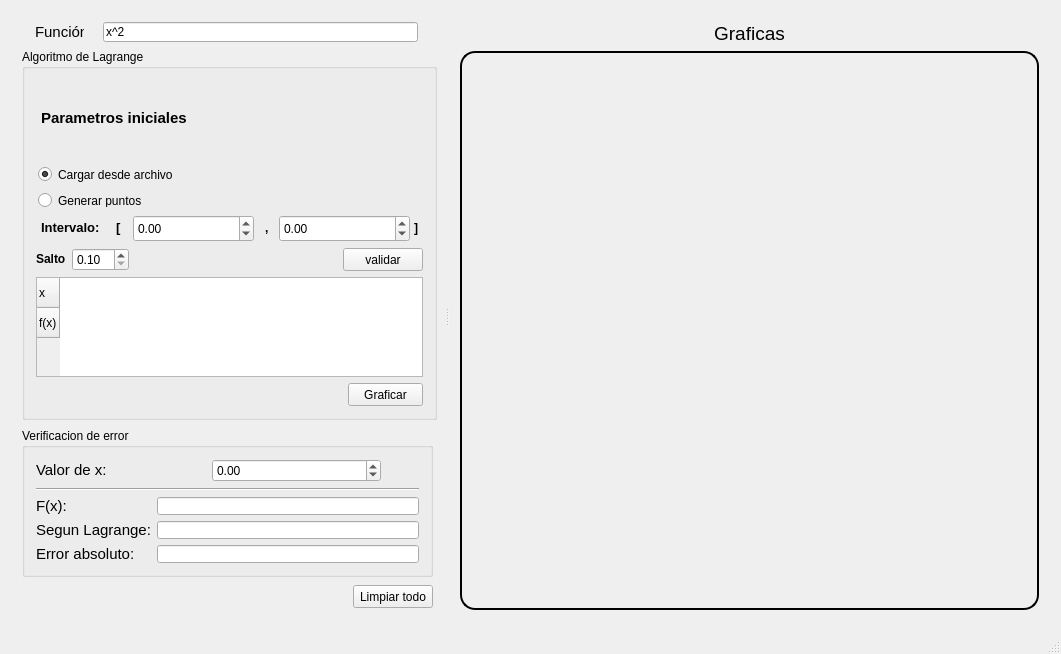
Above: AproximacionFunciones/interfaz.ui from dafer154/AproximacionFunciones before the change. Below: the same form after it.
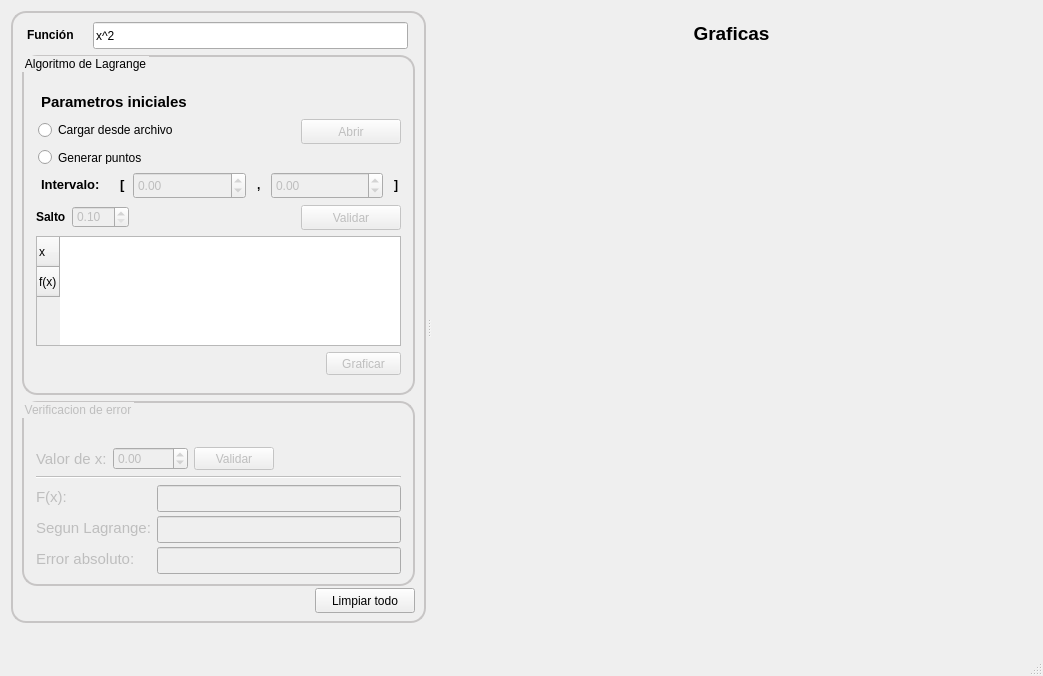
That is the form after the change. Icons and pictures are not drawn. Custom widgets are drawn as their Qt base class.

```diff
--- a/AproximacionFunciones/interfaz.ui
+++ b/AproximacionFunciones/interfaz.ui
@@ -7,12 +7,15 @@
     <x>0</x>
     <y>0</y>
     <width>1037</width>
-    <height>650</height>
+    <height>671</height>
    </rect>
   </property>
   <property name="windowTitle">
    <string>Interfaz</string>
   </property>
+  <property name="styleSheet">
+   <string notr="true"/>
+  </property>
   <widget class="QWidget" name="centralWidget">
    <layout class="QHBoxLayout" name="horizontalLayout_8">
     <item>
@@ -26,10 +29,13 @@
       <property name="handleWidth">
        <number>5</number>
       </property>
-      <widget class="QWidget" name="widget" native="true">
+      <widget class="QWidget" name="wg_izq" native="true">
+       <property name="enabled">
+        <bool>true</bool>
+       </property>
        <property name="minimumSize">
         <size>
-         <width>433</width>
+         <width>415</width>
          <height>610</height>
         </size>
        </property>
@@ -39,25 +45,34 @@
          <height>612</height>
         </size>
        </property>
+       <property name="styleSheet">
+        <string notr="true">QWidget#wg_izq{
+    border: 2px solid green;
+border-radius: 15px;
+border-color: rgb(199, 197, 197);
+}</string>
+       </property>
        <layout class="QVBoxLayout" name="verticalLayout_5">
         <item>
+         <layout class="QVBoxLayout" name="verticalLayout">
+          <item>
          <layout class="QHBoxLayout" name="horizontalLayout_3">
           <item>
            <widget class="QLabel" name="lb_funcion">
             <property name="minimumSize">
              <size>
-              <width>49</width>
+                <width>55</width>
               <height>21</height>
              </size>
             </property>
             <property name="maximumSize">
              <size>
-              <width>49</width>
+                <width>55</width>
               <height>21</height>
              </size>
             </property>
             <property name="text">
-             <string>&lt;html&gt;&lt;head/&gt;&lt;body&gt;&lt;p&gt;&lt;span style=&quot; font-size:11pt;&quot;&gt;Función&lt;/span&gt;&lt;/p&gt;&lt;/body&gt;&lt;/html&gt;</string>
+               <string>&lt;html&gt;&lt;head/&gt;&lt;body&gt;&lt;p&gt;&lt;span style=&quot; font-weight:600;&quot;&gt;Función&lt;/span&gt;&lt;/p&gt;&lt;/body&gt;&lt;/html&gt;</string>
             </property>
            </widget>
           </item>
@@ -66,13 +81,13 @@
             <property name="minimumSize">
              <size>
               <width>237</width>
-              <height>20</height>
+                <height>27</height>
              </size>
             </property>
             <property name="maximumSize">
              <size>
               <width>315</width>
-              <height>20</height>
+                <height>27</height>
              </size>
             </property>
             <property name="text">
@@ -89,28 +104,52 @@
          </layout>
         </item>
         <item>
-         <widget class="QGroupBox" name="gBox_algoritmoLagrange">
+           <widget class="QGroupBox" name="gb_algoritmoLagrange">
           <property name="minimumSize">
            <size>
-            <width>415</width>
-            <height>371</height>
+              <width>315</width>
+              <height>340</height>
            </size>
           </property>
           <property name="maximumSize">
            <size>
             <width>415</width>
-            <height>371</height>
+              <height>350</height>
            </size>
           </property>
           <property name="styleSheet">
-           <string notr="true"/>
+             <string notr="true">QGroupBox#gb_algoritmoLagrange
+{
+    border: 2px solid green;
+border-radius: 15px;
+border-color: rgb(199, 197, 197);
+}</string>
           </property>
           <property name="title">
            <string>Algoritmo de Lagrange</string>
           </property>
-          <layout class="QVBoxLayout" name="verticalLayout_6">
+            <layout class="QVBoxLayout" name="verticalLayout_3">
+             <item>
+              <spacer name="horizontalSpacer_4">
+               <property name="orientation">
+                <enum>Qt::Horizontal</enum>
+               </property>
+               <property name="sizeHint" stdset="0">
+                <size>
+                 <width>388</width>
+                 <height>5</height>
+                </size>
+               </property>
+              </spacer>
+             </item>
            <item>
             <widget class="QLabel" name="lb_tituloParametros">
+               <property name="maximumSize">
+                <size>
+                 <width>157</width>
+                 <height>21</height>
+                </size>
+               </property>
              <property name="styleSheet">
               <string notr="true">border: none;
 border-radius: 20px;
@@ -126,6 +165,21 @@
             <layout class="QHBoxLayout" name="horizontalLayout_6">
              <item>
               <widget class="QRadioButton" name="rB_cargarArchivo">
+                 <property name="minimumSize">
+                  <size>
+                   <width>173</width>
+                   <height>24</height>
+                  </size>
+                 </property>
+                 <property name="maximumSize">
+                  <size>
+                   <width>173</width>
+                   <height>24</height>
+                  </size>
+                 </property>
+                 <property name="toolTip">
+                  <string>&lt;html&gt;&lt;head/&gt;&lt;body&gt;&lt;p&gt;&lt;br/&gt;&lt;/p&gt;&lt;/body&gt;&lt;/html&gt;</string>
+                 </property>
                <property name="styleSheet">
                 <string notr="true">border: none;
 border-radius: 20px;
@@ -136,7 +190,7 @@
                 <string>Cargar desde archivo</string>
                </property>
                <property name="checked">
-                <bool>true</bool>
+                  <bool>false</bool>
                </property>
               </widget>
              </item>
@@ -156,17 +210,17 @@
              <item>
               <widget class="QPushButton" name="bt_abrirArchivo">
                <property name="enabled">
-                <bool>true</bool>
+                  <bool>false</bool>
                </property>
                <property name="minimumSize">
                 <size>
-                 <width>32</width>
-                 <height>23</height>
+                   <width>100</width>
+                   <height>25</height>
                 </size>
                </property>
                <property name="maximumSize">
                 <size>
-                 <width>32</width>
+                   <width>100</width>
                  <height>23</height>
                 </size>
                </property>
@@ -180,7 +234,7 @@
                 <string notr="true"/>
                </property>
                <property name="text">
-                <string/>
+                  <string>Abrir</string>
                </property>
                <property name="icon">
                 <iconset resource="imagenes.qrc">
@@ -198,19 +252,17 @@
                 </size>
                </property>
                <property name="flat">
-                <bool>true</bool>
+                  <bool>false</bool>
                </property>
               </widget>
              </item>
             </layout>
            </item>
-           <item>
-            <layout class="QHBoxLayout" name="horizontalLayout_10">
              <item>
               <widget class="QRadioButton" name="rB_generarPuntos">
                <property name="maximumSize">
                 <size>
-                 <width>16777215</width>
+                 <width>136</width>
                  <height>17</height>
                 </size>
                </property>
@@ -223,18 +275,25 @@
                <property name="text">
                 <string>Generar puntos</string>
                </property>
+               <property name="checked">
+                <bool>false</bool>
+               </property>
               </widget>
-             </item>
-            </layout>
            </item>
            <item>
             <layout class="QHBoxLayout" name="horizontalLayout_5">
              <item>
               <widget class="QLabel" name="lb_intervalo">
+                 <property name="minimumSize">
+                  <size>
+                   <width>73</width>
+                   <height>0</height>
+                  </size>
+                 </property>
                <property name="maximumSize">
                 <size>
-                 <width>16777215</width>
-                 <height>22</height>
+                   <width>73</width>
+                   <height>20</height>
                 </size>
                </property>
                <property name="styleSheet">
@@ -250,10 +309,16 @@
              </item>
              <item>
               <widget class="QLabel" name="lb_corchete1">
+                 <property name="minimumSize">
+                  <size>
+                   <width>12</width>
+                   <height>20</height>
+                  </size>
+                 </property>
                <property name="maximumSize">
                 <size>
-                 <width>16777215</width>
-                 <height>22</height>
+                   <width>12</width>
+                   <height>20</height>
                 </size>
                </property>
                <property name="styleSheet">
@@ -269,9 +334,12 @@
              </item>
              <item>
               <widget class="QDoubleSpinBox" name="sb_intervalo1">
+                 <property name="enabled">
+                  <bool>false</bool>
+                 </property>
                <property name="minimumSize">
                 <size>
-                 <width>121</width>
+                   <width>83</width>
                  <height>27</height>
                 </size>
                </property>
@@ -299,7 +367,7 @@
                </property>
                <property name="maximumSize">
                 <size>
-                 <width>16777215</width>
+                   <width>13</width>
                  <height>22</height>
                 </size>
                </property>
@@ -316,15 +384,18 @@
              </item>
              <item>
               <widget class="QDoubleSpinBox" name="sb_intervalo2">
+                 <property name="enabled">
+                  <bool>false</bool>
+                 </property>
                <property name="minimumSize">
                 <size>
-                 <width>131</width>
+                   <width>83</width>
                  <height>27</height>
                 </size>
                </property>
                <property name="maximumSize">
                 <size>
-                 <width>131</width>
+                   <width>121</width>
                  <height>27</height>
                 </size>
                </property>
@@ -338,10 +409,16 @@
              </item>
              <item>
               <widget class="QLabel" name="lb_corchete2">
+                 <property name="minimumSize">
+                  <size>
+                   <width>12</width>
+                   <height>21</height>
+                  </size>
+                 </property>
                <property name="maximumSize">
                 <size>
-                 <width>16777215</width>
-                 <height>22</height>
+                   <width>12</width>
+                   <height>21</height>
                 </size>
                </property>
                <property name="styleSheet">
@@ -376,6 +453,9 @@
                </item>
                <item>
                 <widget class="QDoubleSpinBox" name="sb_salto">
+                   <property name="enabled">
+                    <bool>false</bool>
+                   </property>
                  <property name="minimum">
                   <double>0.100000000000000</double>
                  </property>
@@ -404,17 +484,26 @@
              </item>
              <item>
               <widget class="QPushButton" name="bt_validarParametros">
+                 <property name="enabled">
+                  <bool>false</bool>
+                 </property>
                <property name="minimumSize">
                 <size>
-                 <width>32</width>
-                 <height>23</height>
+                   <width>100</width>
+                   <height>25</height>
+                  </size>
+                 </property>
+                 <property name="maximumSize">
+                  <size>
+                   <width>100</width>
+                   <height>25</height>
                 </size>
                </property>
                <property name="cursor">
                 <cursorShape>PointingHandCursor</cursorShape>
                </property>
                <property name="text">
-                <string>validar</string>
+                  <string>Validar</string>
                </property>
                <property name="icon">
                 <iconset resource="imagenes.qrc">
@@ -434,22 +523,20 @@
              </item>
             </layout>
            </item>
-           <item>
-            <layout class="QVBoxLayout" name="verticalLayout_4">
              <item>
               <widget class="QTableWidget" name="tabla_puntos">
                <property name="minimumSize">
                 <size>
-                 <width>0</width>
-                 <height>70</height>
-                </size>
-               </property>
-               <property name="maximumSize">
-                <size>
-                 <width>389</width>
+                 <width>60</width>
                  <height>100</height>
                 </size>
                </property>
+               <property name="maximumSize">
+                <size>
+                 <width>389</width>
+                 <height>110</height>
+                </size>
+               </property>
                <property name="autoScrollMargin">
                 <number>5</number>
                </property>
@@ -473,6 +560,15 @@
              </item>
              <item alignment="Qt::AlignRight">
               <widget class="QPushButton" name="bt_graficar">
+               <property name="enabled">
+                <bool>false</bool>
+               </property>
+               <property name="minimumSize">
+                <size>
+                 <width>32</width>
+                 <height>23</height>
+                </size>
+               </property>
                <property name="maximumSize">
                 <size>
                  <width>75</width>
@@ -497,37 +593,65 @@
               </widget>
              </item>
             </layout>
-           </item>
-          </layout>
-         </widget>
-        </item>
-        <item>
-         <layout class="QVBoxLayout" name="verticalLayout">
+           </widget>
+          </item>
+         </layout>
+        </item>
           <item>
            <widget class="QGroupBox" name="gb_verificacionError">
+          <property name="enabled">
+           <bool>false</bool>
+          </property>
             <property name="minimumSize">
              <size>
               <width>315</width>
-              <height>149</height>
+            <height>185</height>
              </size>
             </property>
             <property name="maximumSize">
              <size>
-              <width>425</width>
-              <height>149</height>
+            <width>415</width>
+            <height>175</height>
              </size>
             </property>
             <property name="styleSheet">
-             <string notr="true"/>
+           <string notr="true">QGroupBox#gb_verificacionError
+{
+  border: 2px solid green;
+border-radius: 15px;
+border-color: rgb(199, 197, 197);
+}</string>
             </property>
             <property name="title">
              <string>Verificacion de error</string>
             </property>
-            <layout class="QVBoxLayout" name="verticalLayout_3">
+          <layout class="QVBoxLayout" name="verticalLayout_4">
+           <item>
+            <spacer name="verticalSpacer_2">
+             <property name="orientation">
+              <enum>Qt::Horizontal</enum>
+             </property>
+             <property name="sizeType">
+              <enum>QSizePolicy::Maximum</enum>
+             </property>
+             <property name="sizeHint" stdset="0">
+              <size>
+               <width>5</width>
+               <height>15</height>
+              </size>
+             </property>
+            </spacer>
+           </item>
              <item>
               <layout class="QHBoxLayout" name="horizontalLayout_2">
                <item>
                 <widget class="QLabel" name="lb_valordeX">
+               <property name="maximumSize">
+                <size>
+                 <width>72</width>
+                 <height>17</height>
+                </size>
+               </property>
                  <property name="styleSheet">
                   <string notr="true">border: none;
 </string>
@@ -539,6 +663,15 @@
                </item>
                <item>
                 <widget class="QDoubleSpinBox" name="sb_valorX">
+               <property name="enabled">
+                <bool>false</bool>
+               </property>
+               <property name="maximumSize">
+                <size>
+                 <width>121</width>
+                 <height>25</height>
+                </size>
+               </property>
                  <property name="minimum">
                   <double>-1000.000000000000000</double>
                  </property>
@@ -552,6 +685,9 @@
                </item>
                <item>
                 <widget class="QPushButton" name="bt_validarX">
+               <property name="enabled">
+                <bool>false</bool>
+               </property>
                  <property name="minimumSize">
                   <size>
                    <width>32</width>
@@ -560,15 +696,15 @@
                  </property>
                  <property name="maximumSize">
                   <size>
-                   <width>32</width>
-                   <height>23</height>
+                 <width>100</width>
+                 <height>25</height>
                   </size>
                  </property>
                  <property name="cursor">
                   <cursorShape>PointingHandCursor</cursorShape>
                  </property>
                  <property name="text">
-                  <string/>
+                <string>Validar</string>
                  </property>
                  <property name="icon">
                   <iconset resource="imagenes.qrc">
@@ -582,10 +718,23 @@
                   </size>
                  </property>
                  <property name="flat">
-                  <bool>true</bool>
+                <bool>false</bool>
                  </property>
                 </widget>
                </item>
+             <item>
+              <spacer name="horizontalSpacer_3">
+               <property name="orientation">
+                <enum>Qt::Horizontal</enum>
+               </property>
+               <property name="sizeHint" stdset="0">
+                <size>
+                 <width>40</width>
+                 <height>20</height>
+                </size>
+               </property>
+              </spacer>
+             </item>
               </layout>
              </item>
              <item>
@@ -638,9 +787,24 @@
                 <layout class="QVBoxLayout" name="verticalLayout_10">
                  <item>
                   <widget class="QLineEdit" name="tb_funcionEvaluada">
+                 <property name="minimumSize">
+                  <size>
+                   <width>0</width>
+                   <height>27</height>
+                  </size>
+                 </property>
+                 <property name="maximumSize">
+                  <size>
+                   <width>16777215</width>
+                   <height>27</height>
+                  </size>
+                 </property>
                    <property name="styleSheet">
                     <string notr="true"/>
                    </property>
+                 <property name="inputMask">
+                  <string/>
+                 </property>
                    <property name="text">
                     <string/>
                    </property>
@@ -648,12 +812,24 @@
                     <bool>false</bool>
                    </property>
                    <property name="readOnly">
-                    <bool>false</bool>
+                  <bool>true</bool>
                    </property>
                   </widget>
                  </item>
                  <item>
                   <widget class="QLineEdit" name="tb_segunLagrange">
+                 <property name="minimumSize">
+                  <size>
+                   <width>0</width>
+                   <height>27</height>
+                  </size>
+                 </property>
+                 <property name="maximumSize">
+                  <size>
+                   <width>16777215</width>
+                   <height>27</height>
+                  </size>
+                 </property>
                    <property name="styleSheet">
                     <string notr="true"/>
                    </property>
@@ -664,12 +840,24 @@
                     <bool>false</bool>
                    </property>
                    <property name="readOnly">
-                    <bool>false</bool>
+                  <bool>true</bool>
                    </property>
                   </widget>
                  </item>
                  <item>
                   <widget class="QLineEdit" name="tb_errorAbsoluto">
+                 <property name="minimumSize">
+                  <size>
+                   <width>0</width>
+                   <height>27</height>
+                  </size>
+                 </property>
+                 <property name="maximumSize">
+                  <size>
+                   <width>16777215</width>
+                   <height>27</height>
+                  </size>
+                 </property>
                    <property name="styleSheet">
                     <string notr="true"/>
                    </property>
@@ -680,7 +868,7 @@
                     <bool>false</bool>
                    </property>
                    <property name="readOnly">
-                    <bool>false</bool>
+                  <bool>true</bool>
                    </property>
                   </widget>
                  </item>
@@ -693,6 +881,12 @@
           </item>
           <item alignment="Qt::AlignRight">
            <widget class="QPushButton" name="bt_limpiarTodo">
+          <property name="minimumSize">
+           <size>
+            <width>100</width>
+            <height>25</height>
+           </size>
+          </property>
             <property name="maximumSize">
              <size>
               <width>100</width>
@@ -708,9 +902,17 @@
            </widget>
           </item>
           <item>
-           <layout class="QHBoxLayout" name="horizontalLayout_7"/>
-          </item>
-         </layout>
+         <spacer name="verticalSpacer">
+          <property name="orientation">
+           <enum>Qt::Vertical</enum>
+          </property>
+          <property name="sizeHint" stdset="0">
+           <size>
+            <width>20</width>
+            <height>13</height>
+           </size>
+          </property>
+         </spacer>
         </item>
        </layout>
       </widget>
@@ -724,8 +926,17 @@
             <height>23</height>
            </size>
           </property>
+          <property name="styleSheet">
+           <string notr="true">QLabel#lb_tituloGraficas1{
+
+
+    border: 2px solid green;
+border-radius: 15px;
+border-color: rgb(199, 197, 197);
+}</string>
+          </property>
           <property name="text">
-           <string>&lt;html&gt;&lt;head/&gt;&lt;body&gt;&lt;p align=&quot;center&quot;&gt;&lt;span style=&quot; font-size:14pt;&quot;&gt;Graficas&lt;/span&gt;&lt;/p&gt;&lt;/body&gt;&lt;/html&gt;</string>
+           <string>&lt;html&gt;&lt;head/&gt;&lt;body&gt;&lt;p align=&quot;center&quot;&gt;&lt;span style=&quot; font-size:14pt; font-weight:600;&quot;&gt;Graficas&lt;/span&gt;&lt;/p&gt;&lt;/body&gt;&lt;/html&gt;</string>
           </property>
          </widget>
         </item>
@@ -734,17 +945,11 @@
           <property name="minimumSize">
            <size>
             <width>579</width>
-            <height>550</height>
+            <height>581</height>
            </size>
           </property>
           <property name="styleSheet">
-           <string notr="true">QWidget#wg_grafica
-{
-  border: 2px solid green;
-
-border-radius: 15px;
-border-color: rgb(0, 0, 0);
-}</string>
+           <string notr="true"/>
           </property>
          </widget>
         </item>
```
Lines whose indentation alone changed are shown as unchanged.
